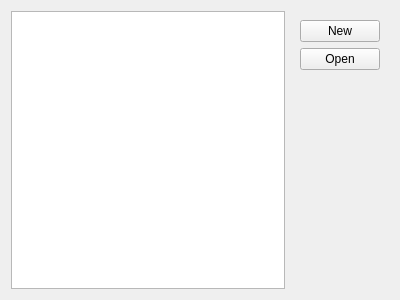
Kicer86/photobroom, file src/gui/Qt5/ui/project_picker.ui: the form before one commit.
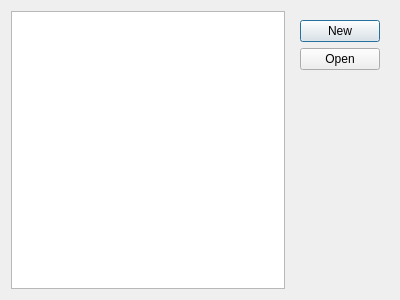
The form after the commit.

Commit message: gui: ui: converting ProjectPicker to QDialog

```diff
--- a/src/gui/Qt5/ui/project_picker.ui
+++ b/src/gui/Qt5/ui/project_picker.ui
@@ -1,7 +1,7 @@
 <?xml version="1.0" encoding="UTF-8"?>
 <ui version="4.0">
  <class>ProjectPicker</class>
- <widget class="QWidget" name="ProjectPicker">
+ <widget class="QDialog" name="ProjectPicker">
   <property name="geometry">
    <rect>
     <x>0</x>
```
Left out of the diff: 2 changed lines with no effect on the pictures. The commit also changes 2 other files.
